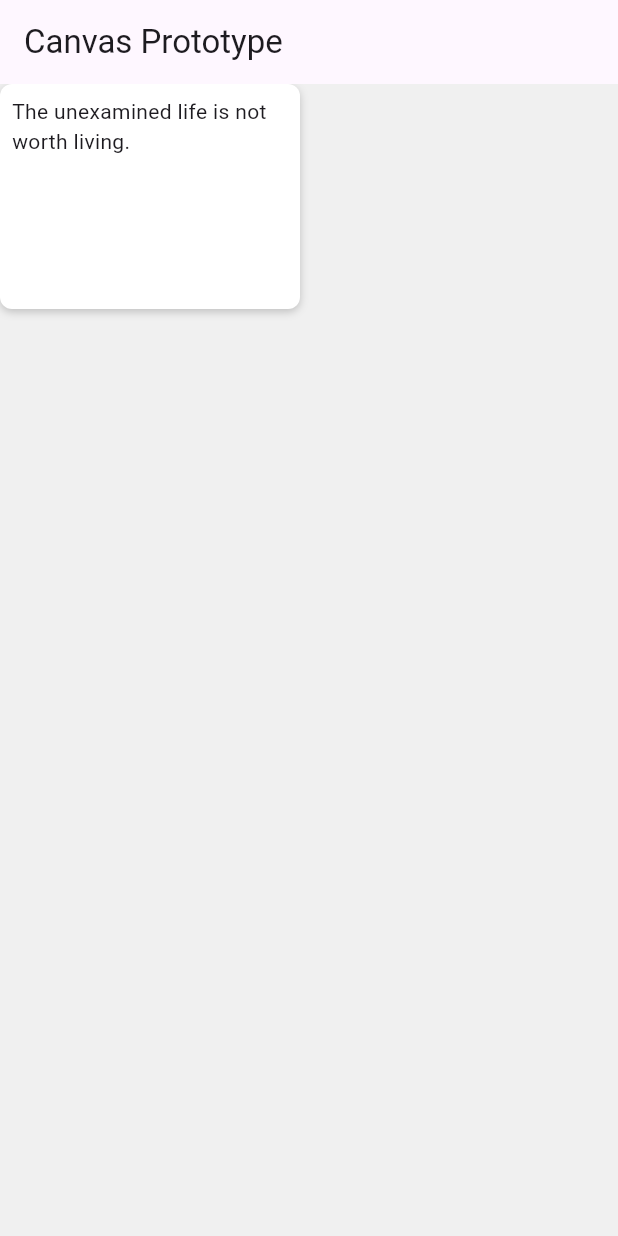
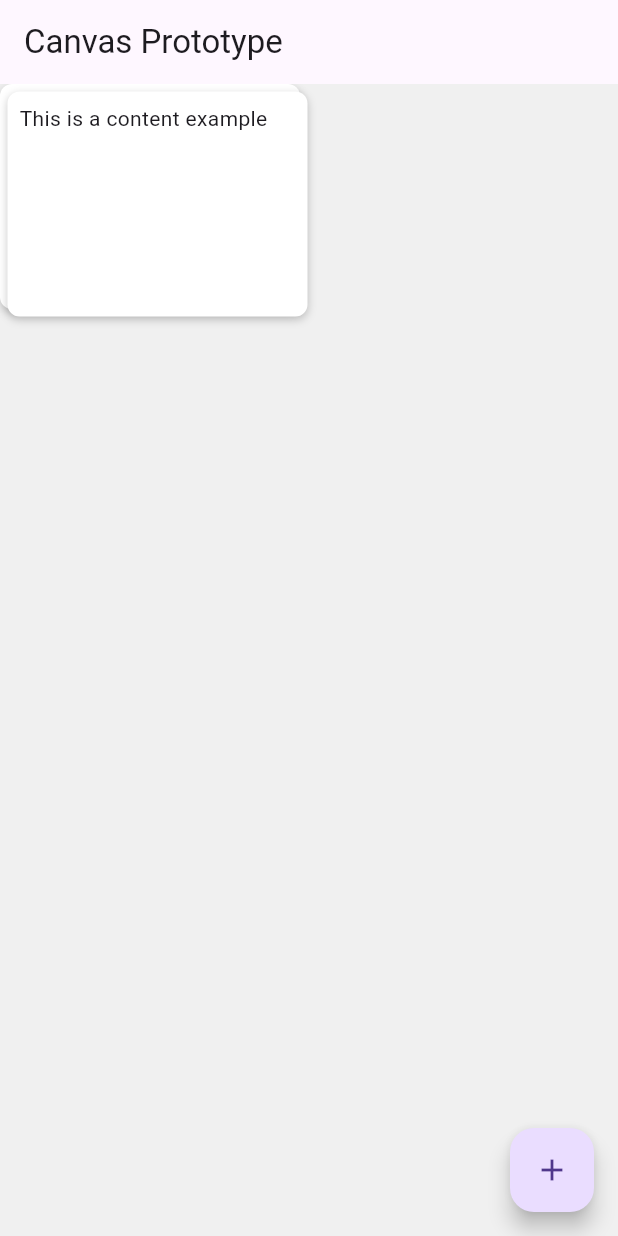
Before and after one commit to Hassibi501/PKM-OS, a Flutter app: the screen it shows after launch, on a phone screen of 412 x 824 dp. Run offline on Flutter 3.47's test engine with Material 3 defaults, Android fonts, the light colour scheme and no system bars.

Commit message:
Completed Sprint 3: Dynamic Creation

```diff
--- a/lib/canvas_screen.dart
+++ b/lib/canvas_screen.dart
@@ -10,33 +10,62 @@ class CanvasScreen extends StatefulWidget {
 }
 
 class _CanvasScreenState extends State<CanvasScreen> {
-  final CanvasNode _node = CanvasNode(
-    id: "some_id",
-    content: "The unexamined life is not worth living.",
-    x: 0.0,
-    y: 0.0,
-    nodeType: NodeType.thought,
-  );
+  final List<CanvasNode> _nodes = [
+    CanvasNode(
+      id: "some_id",
+      content: "The unexamined life is not worth living.",
+      x: 0.0,
+      y: 0.0,
+      nodeType: NodeType.thought,
+    ),
+    CanvasNode(
+      id: "some_id_2",
+      content: "This is a content example",
+      x: 5,
+      y: 5,
+      nodeType: NodeType.thought,
+    ),
+  ];
 
   @override
   Widget build(BuildContext context) {
     return Scaffold(
       appBar: AppBar(title: Text("Canvas Prototype")),
+      floatingActionButton: FloatingActionButton(
+        onPressed: _addNode,
+        child: Icon(Icons.add),
+      ),
       body: InteractiveViewer(
         constrained: false,
         boundaryMargin: EdgeInsets.all(double.infinity),
         child: Stack(
           children: [
             Container(width: 2000, height: 2000, color: Color(0xFFF0F0F0)),
-            Positioned(
-              left: _node.x,
-              top: _node.y,
-              child: NodeWidget(node: _node),
-            ),
+            ..._nodes.map((node) {
+              return Positioned(
+                left: node.x,
+                top: node.y,
+                child: NodeWidget(node: node),
+              );
+            }),
           ],
         ),
       ),
       backgroundColor: Color.fromARGB(255, 0, 0, 0),
     );
   }
+
+  void _addNode() {
+    setState(() {
+      _nodes.add(
+        CanvasNode(
+          id: DateTime.now().toIso8601String(),
+          content: "New Thought",
+          x: 0,
+          y: 0,
+          nodeType: NodeType.thought,
+        ),
+      );
+    });
+  }
 }
```
